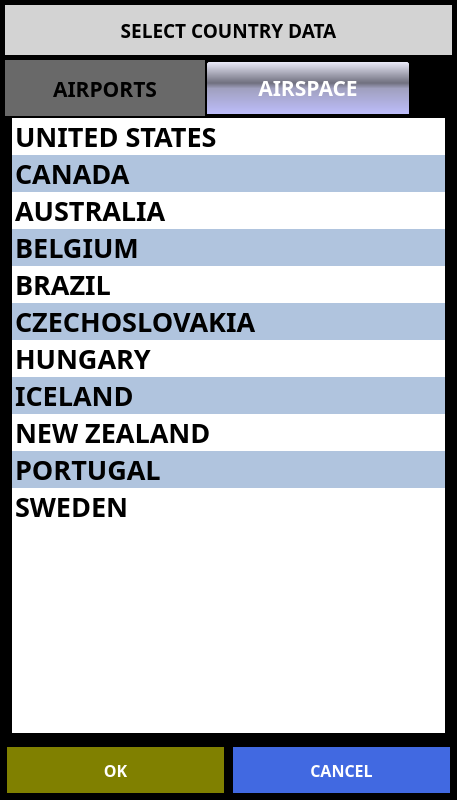
UnexplodedMinds/Stratofier, file ui/CountryDialog.ui: the form before one commit.
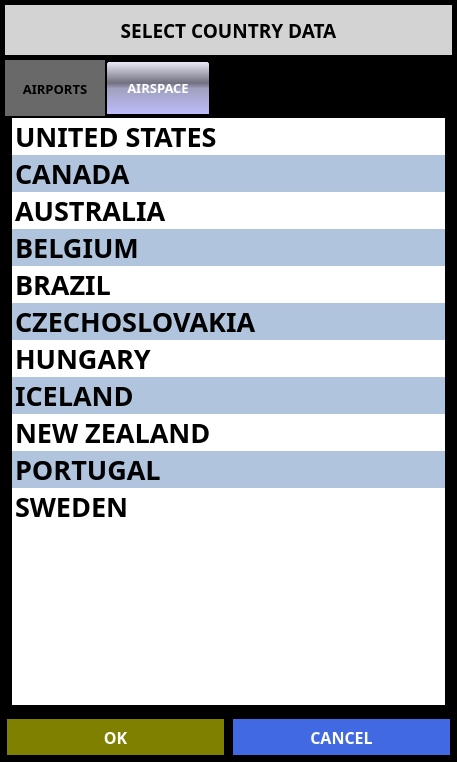
The form after the commit. The open tabs and pages were chosen to show the change.

The edit to the form file:
```diff
--- a/ui/CountryDialog.ui
+++ b/ui/CountryDialog.ui
@@ -7,7 +7,7 @@
     <x>0</x>
     <y>0</y>
     <width>457</width>
-    <height>800</height>
+    <height>762</height>
    </rect>
   </property>
   <property name="sizePolicy">
@@ -16,12 +16,6 @@
     <verstretch>0</verstretch>
    </sizepolicy>
   </property>
-  <property name="minimumSize">
-   <size>
-    <width>400</width>
-    <height>380</height>
-   </size>
-  </property>
   <property name="palette">
    <palette>
     <active>
@@ -131,9 +125,9 @@
 QTabBar::tab
 {
 	font-family: Sans-serif;
-	font-size: 16pt;
+	font-size: 10pt;
 	font-weight: bold;
-	min-width: 200px;
+	min-width: 100px;
 	min-height: 50px;
 	background: DimGray;
 	color: black;
@@ -141,9 +135,12 @@
 QTabBar::tab:selected
 {
 	background: qlineargradient( x1: 0, y1: 0, x2: 0, y2: 1, stop: 0 #F0F0FF, stop: 0.4 #70707F, stop: 0.5 #A0A0BF, stop: 1.0 #BFBFFF );
+	font-size: 10pt;
+	font-weight: bold;
 	color: white;
 	padding: 1px;
-	min-width: 200px; min-height: 50px;
+	min-width: 100px;
+	min-height: 50px;
 	border: 2px solid black;
 	border-top-left-radius: 4px;
 	border-top-right-radius: 4px;
@@ -179,7 +176,13 @@
        <property name="minimumSize">
         <size>
          <width>0</width>
-         <height>50</height>
+         <height>40</height>
+        </size>
+       </property>
+       <property name="maximumSize">
+        <size>
+         <width>16777215</width>
+         <height>200</height>
         </size>
        </property>
        <property name="font">
@@ -233,7 +236,7 @@
        <property name="minimumSize">
         <size>
          <width>0</width>
-         <height>50</height>
+         <height>40</height>
         </size>
        </property>
        <property name="font">
```
Left out of the diff: 2 changed lines with no effect on the pictures.
